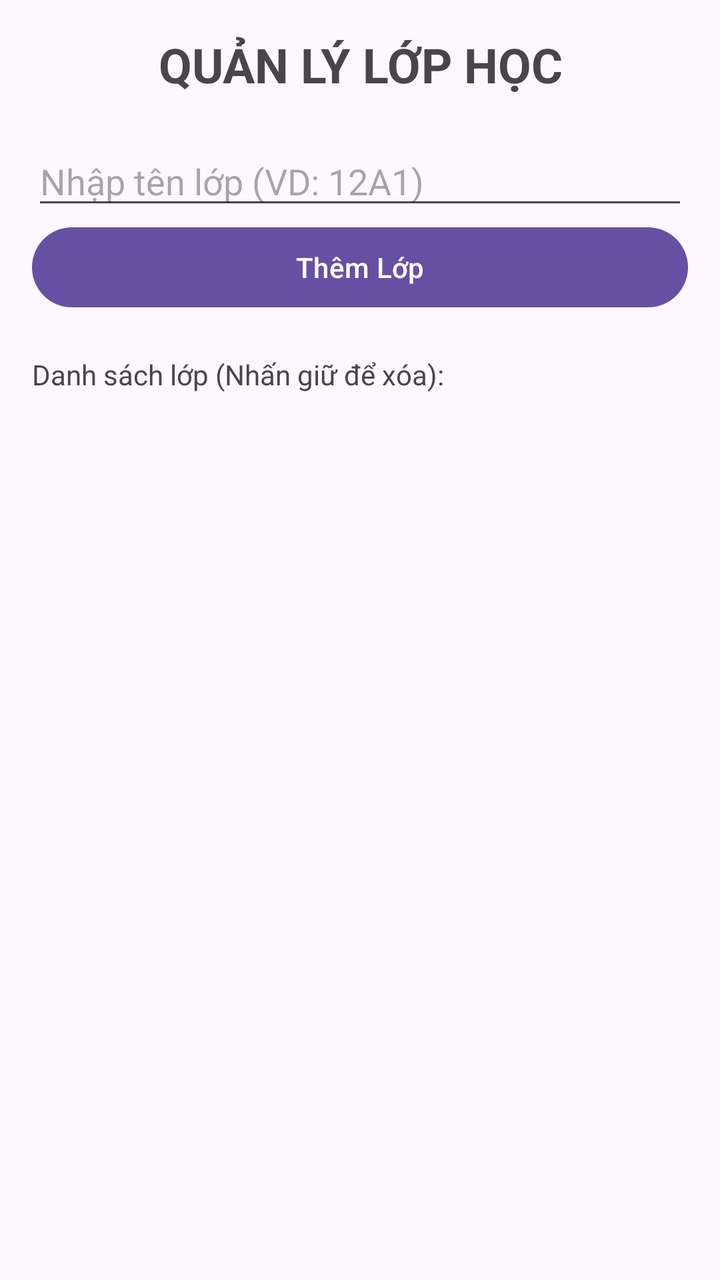
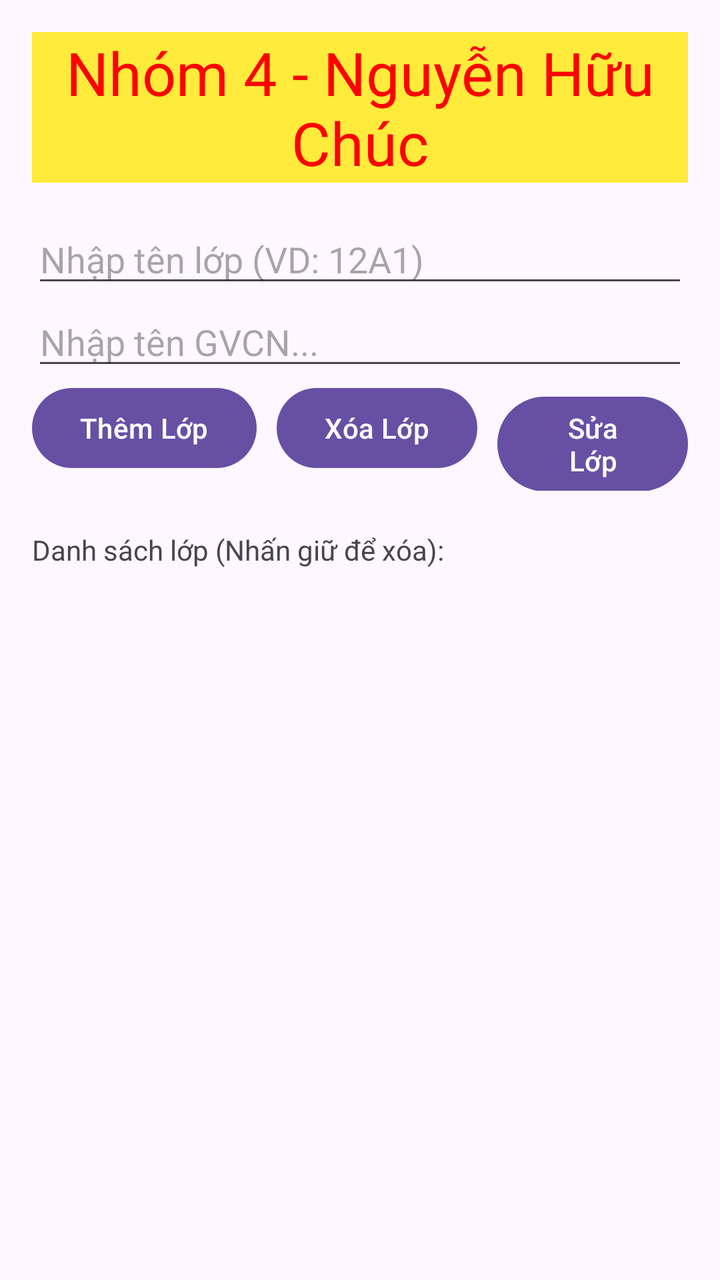

Screens rendered from an Android XML layout before and after an edit, with the pre-edit source and the edit as a unified diff.
<!-- AndroidManifest.xml: application theme Theme.QuanLyTruongHoc -->
<!-- res/layout/activity_quan_ly_lop.xml -->
<?xml version="1.0" encoding="utf-8"?>
<LinearLayout xmlns:android="http://schemas.android.com/apk/res/android"
    android:layout_width="match_parent"
    android:layout_height="match_parent"
    android:orientation="vertical"
    android:padding="16dp">

    <TextView
        android:text="QUẢN LÝ LỚP HỌC"
        android:textSize="24sp"
        android:textStyle="bold"
        android:gravity="center"
        android:layout_width="match_parent"
        android:layout_height="wrap_content"
        android:layout_marginBottom="20dp"/>

    <EditText
        android:id="@+id/edtTenLop"
        android:layout_width="match_parent"
        android:layout_height="wrap_content"
        android:hint="Nhập tên lớp (VD: 12A1)" />

    <Button
        android:id="@+id/btnThemLop"
        android:layout_width="match_parent"
        android:layout_height="wrap_content"
        android:text="Thêm Lớp" />

    <TextView
        android:text="Danh sách lớp (Nhấn giữ để xóa):"
        android:layout_marginTop="20dp"
        android:layout_width="wrap_content"
        android:layout_height="wrap_content"/>

    <ListView
        android:id="@+id/lvLop"
        android:layout_width="match_parent"
        android:layout_height="match_parent"
        android:layout_marginTop="10dp"/>
</LinearLayout>
<!-- resources referenced by this layout -->
<resources>
  <style name="Theme.QuanLyTruongHoc" parent="Base.Theme.QuanLyTruongHoc" />
  <style name="Base.Theme.QuanLyTruongHoc" parent="Theme.Material3.DayNight.NoActionBar">
          
          
      </style>
</resources>

<!-- the commit's change to res/layout/activity_quan_ly_lop.xml (unified diff, before → after) -->
@@ -4,27 +4,51 @@
     android:layout_height="match_parent"
     android:orientation="vertical"
     android:padding="16dp">
-
     <TextView
-        android:text="QUẢN LÝ LỚP HỌC"
-        android:textSize="24sp"
-        android:textStyle="bold"
-        android:gravity="center"
         android:layout_width="match_parent"
         android:layout_height="wrap_content"
-        android:layout_marginBottom="20dp"/>
-
+        android:text="Nhóm 4 - Nguyễn Hữu Chúc"
+        android:textColor="#FF0000"
+        android:textSize="30dp"
+        android:gravity="center"
+        android:background="#FFEB3B"
+        android:layout_marginBottom="16dp"/>
     <EditText
         android:id="@+id/edtTenLop"
         android:layout_width="match_parent"
         android:layout_height="wrap_content"
         android:hint="Nhập tên lớp (VD: 12A1)" />
-
-    <Button
-        android:id="@+id/btnThemLop"
+    <EditText
+        android:id="@+id/edtGiaoVien"
         android:layout_width="match_parent"
         android:layout_height="wrap_content"
-        android:text="Thêm Lớp" />
+        android:hint="Nhập tên GVCN..." />
+    <LinearLayout
+        android:layout_width="wrap_content"
+        android:layout_height="wrap_content"
+        android:orientation="horizontal"
+        android:layout_gravity="center">
+
+        <Button
+            android:id="@+id/btnThemLop"
+            android:layout_width="match_parent"
+            android:layout_height="wrap_content"
+            android:layout_marginEnd="10dp"
+            android:text="Thêm Lớp" />
+        <Button
+            android:id="@+id/btnXoaLop"
+            android:layout_width="match_parent"
+            android:layout_height="wrap_content"
+            android:layout_marginEnd="10dp"
+            android:text="Xóa Lớp" />
+        <Button
+            android:id="@+id/btnSuaLop"
+            android:layout_width="match_parent"
+            android:layout_height="wrap_content"
+            android:text="Sửa Lớp" />
+    </LinearLayout>
+
+
 
     <TextView
         android:text="Danh sách lớp (Nhấn giữ để xóa):"
